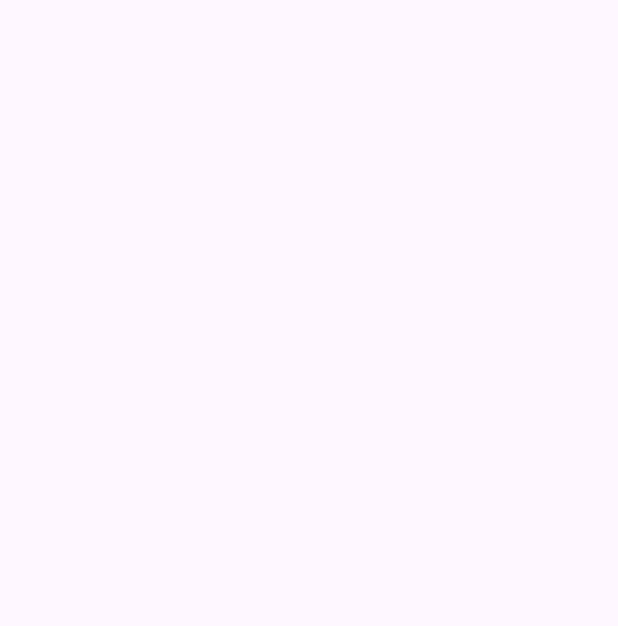
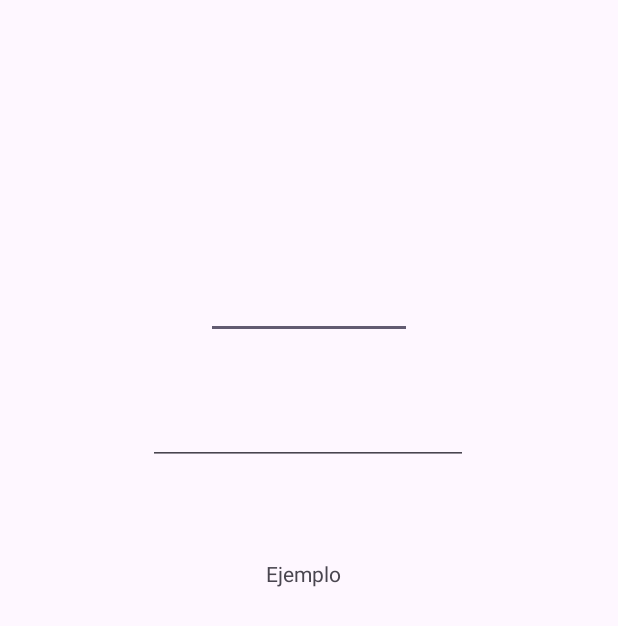
Before and after one commit to Blo2000/EscaladoyPintura, an Android app: the Escalado screen opened directly, with no data from a screen before it, on a phone screen of 412 x 824 dp. Before the commit the part shown is empty. Shown: the top 626 px of the screen. Run offline under Robolectric (Android 15) with nearby library versions, the phone set to English and light mode, and no system bars.

Commit message:
Interfaz escaldado

```diff
--- a/app/src/main/java/com/example/escaladoypintura/Escalado.java
+++ b/app/src/main/java/com/example/escaladoypintura/Escalado.java
@@ -1,7 +1,23 @@
 package com.example.escaladoypintura;
+
+import android.os.Bundle;
+import android.widget.ArrayAdapter;
+import android.widget.AutoCompleteTextView;
 
 import androidx.appcompat.app.AppCompatActivity;
 
 public class Escalado extends AppCompatActivity {
+    @Override
+    protected void onCreate(Bundle savedInstanceState) {
+        super.onCreate(savedInstanceState);
+        setContentView(R.layout.escalado);
 
+        // opciones del despelgable
+        String[] opciones = {"1/72", "1/76", "1/48", "1/35", "1/32"};
+
+        ArrayAdapter<String> adapter = new ArrayAdapter<>(this, android.R.layout.simple_dropdown_item_1line, opciones);
+        AutoCompleteTextView autoCompleteTextView = findViewById(R.id.desplegable);
+        autoCompleteTextView.setAdapter(adapter);
+
+    }
 }
--- a/app/src/main/res/layout/escalado.xml
+++ b/app/src/main/res/layout/escalado.xml
@@ -1,6 +1,55 @@
 <?xml version="1.0" encoding="utf-8"?>
 <androidx.constraintlayout.widget.ConstraintLayout xmlns:android="http://schemas.android.com/apk/res/android"
+    xmlns:app="http://schemas.android.com/apk/res-auto"
+    xmlns:tools="http://schemas.android.com/tools"
     android:layout_width="match_parent"
     android:layout_height="match_parent">
 
+
+    <AutoCompleteTextView
+        android:id="@+id/desplegable"
+        android:layout_width="137dp"
+        android:layout_height="44dp"
+        android:layout_marginStart="137dp"
+        android:layout_marginTop="135dp"
+        android:layout_marginEnd="137dp"
+        android:layout_marginBottom="552dp"
+        app:layout_constraintBottom_toBottomOf="parent"
+        app:layout_constraintEnd_toEndOf="parent"
+        app:layout_constraintStart_toStartOf="parent"
+        app:layout_constraintTop_toTopOf="parent"
+        tools:ignore="MissingConstraints" />
+
+    <EditText
+        android:id="@+id/medida"
+        android:layout_width="wrap_content"
+        android:layout_height="wrap_content"
+        android:layout_marginStart="100dp"
+        android:layout_marginTop="218dp"
+        android:layout_marginEnd="101dp"
+        android:layout_marginBottom="468dp"
+        android:ems="10"
+        android:inputType="number"
+        app:layout_constraintBottom_toBottomOf="parent"
+        app:layout_constraintEnd_toEndOf="parent"
+        app:layout_constraintStart_toStartOf="parent"
+        app:layout_constraintTop_toTopOf="parent"
+        tools:ignore="MissingConstraints" />
+
+    <TextView
+        android:id="@+id/resultado"
+        android:layout_width="161dp"
+        android:layout_height="53dp"
+        android:layout_marginStart="121dp"
+        android:layout_marginTop="356dp"
+        android:layout_marginEnd="129dp"
+        android:layout_marginBottom="322dp"
+        android:text="Ejemplo"
+        android:gravity="center"
+        app:layout_constraintBottom_toBottomOf="parent"
+        app:layout_constraintEnd_toEndOf="parent"
+        app:layout_constraintHorizontal_bias="1.0"
+        app:layout_constraintStart_toStartOf="parent"
+        app:layout_constraintTop_toTopOf="parent"
+        app:layout_constraintVertical_bias="0.0" />
 </androidx.constraintlayout.widget.ConstraintLayout>
```
Also changed, not shown: gradle.properties (line endings or trailing spaces).
